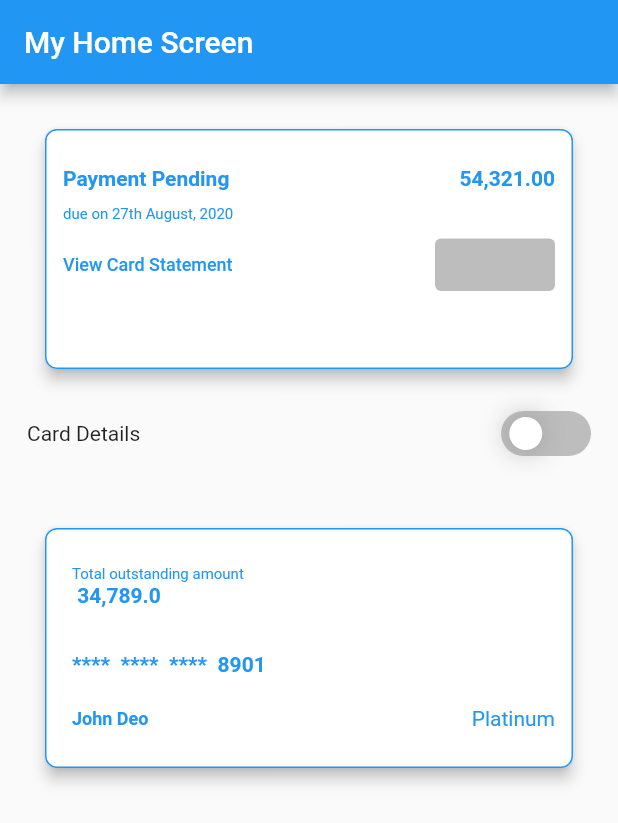
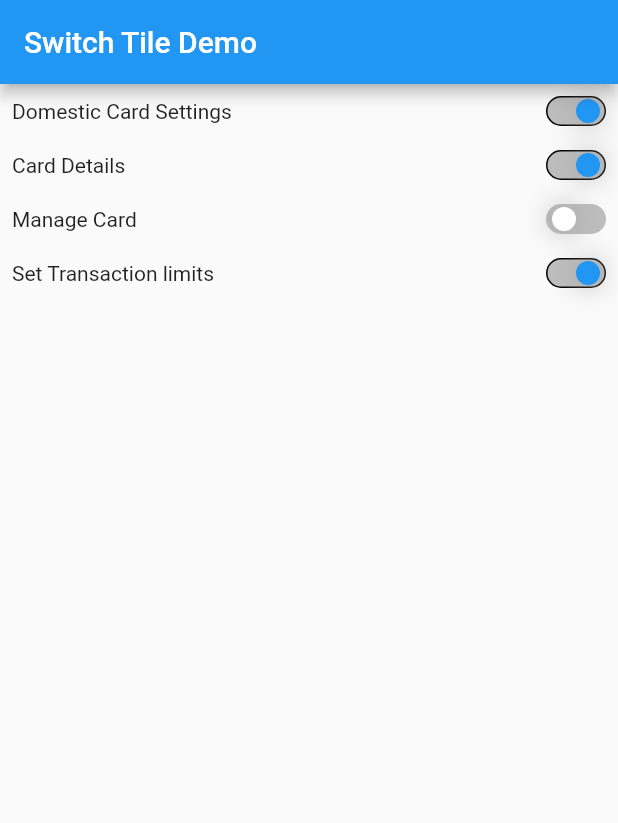
Before and after one commit to somya-5353/custom_ui_demo, a Flutter app: the screen it shows after launch, on a phone screen of 412 x 824 dp. Shown: the top 823 px of the screen. Run offline on Flutter 3.47's test engine with Material 2 defaults, Android fonts, the phone set to English and light mode, and no system bars.

Commit message:
nested switch implementation

```diff
--- a/lib/main.dart
+++ b/lib/main.dart
@@ -1,5 +1,6 @@
 import 'package:common_widgets_demo/screens/my_home.dart';
 import 'package:common_widgets_demo/screens/nav_bar_screen.dart';
+import 'package:common_widgets_demo/screens/switch_tile_screen.dart';
 import 'package:common_widgets_demo/widgets/nav_bar_title.dart';
 import 'package:flutter/material.dart';
 
@@ -19,7 +20,7 @@ class MyApp extends StatelessWidget {
             toggleableActiveColor: Colors.white,
             highlightColor: Colors.black,
         ),
-      home: MyHome(),
+      home: SwitchTileScreen(),
     );
   }
 }
--- a/lib/screens/my_home.dart
+++ b/lib/screens/my_home.dart
@@ -1,11 +1,18 @@
 import 'package:common_widgets_demo/utils/mask_card_number.dart';
-import 'package:common_widgets_demo/widgets/animated_switch.dart';
 import 'package:common_widgets_demo/widgets/custom_switch_tile.dart';
 import 'package:common_widgets_demo/widgets/payment_pending_card.dart';
 import 'package:common_widgets_demo/widgets/primary_card_widget.dart';
+import 'package:common_widgets_demo/widgets/switch_tile_view.dart';
 import 'package:flutter/material.dart';
 
 class MyHome extends StatelessWidget {
+
+
+  List<String> title = [
+    'Card Details',
+    'Manage Card',
+    'Set Transaction limits'
+  ];
 
   @override
   Widget build(BuildContext context) {
@@ -18,14 +25,9 @@ class MyHome extends StatelessWidget {
         padding: const EdgeInsets.all(10.0),
         child: Column(
           children: [
-            Container(
-                child: PaymentPendingCard(height: 200, width: 420, elevation: 4.0, title: "Payment Pending", amount: "54,321.00", dueDateString: "due on 27th August, 2020",
-                viewCardTitle: "View Card Statement",buttonTitle: "PAY NOW", buttonHeight: 35, buttonWidth: 80, ),
-            ),
-            CustomSwitchTile(title: "Card Details", fontSize: 14,),
             SizedBox(height: 20),
-            PrimaryCardWidget(height: 200, width: 420, elevation:4.0, title: "Total outstanding amount", amount: " 34,789.0", cardHolderName: "John Deo", cardType: "Platinum", maskedCardNumber: MaskCardNumber.maskCardNumber("1122345356678901")),
-          ],
+            SwitchListView(itemCount: title.length, listOfTitle: title),
+            ],
         ),
       )
     );
--- /dev/null
+++ b/lib/screens/switch_tile_screen.dart
@@ -0,0 +1,57 @@
+import 'package:common_widgets_demo/widgets/custom_switch_tile.dart';
+import 'package:common_widgets_demo/widgets/switch_tile_view.dart';
+import 'package:flutter/material.dart';
+
+class SwitchTileScreen extends StatefulWidget {
+
+  @override
+  _SwitchTileScreenState createState() => _SwitchTileScreenState();
+}
+
+class _SwitchTileScreenState extends State<SwitchTileScreen> {
+
+
+  List<String> subtitles = [
+    'Card Details',
+    'Manage Card',
+    'Set Transaction limits'
+  ];
+
+
+  List<bool> subtitleStates = [
+    true,
+    false,
+    true,
+  ];
+
+  bool _switchStatus = true;
+
+  void buildInnerSwitchList(bool switchStatus) {
+    setState(() {
+      debugPrint('reached here');
+      _switchStatus = switchStatus;
+      debugPrint(_switchStatus.toString());
+    });
+  }
+
+
+  @override
+  Widget build(BuildContext context) {
+
+    return Scaffold(
+      appBar: AppBar(
+        title: Text('Switch Tile Demo'),
+      ),
+      body: Column(
+        children: [
+          CustomSwitchTile(value: _switchStatus, title: 'Domestic Card Settings', fontSize: 14, switchStateHandler: buildInnerSwitchList),
+          Container(
+           child: _switchStatus ? SizedBox(
+               child: SwitchListView(itemCount: subtitles.length, listOfTitle: subtitles, switchState: subtitleStates))
+               : SizedBox(height:30),
+          )
+        ],
+      ),
+    );
+  }
+}
--- a/lib/widgets/animated_switch.dart
+++ b/lib/widgets/animated_switch.dart
@@ -2,49 +2,66 @@ import 'package:common_widgets_demo/widgets/custom_flutter_switch.dart';
 import 'package:flutter/material.dart';
 
 class AnimatedSwitch extends StatefulWidget {
-
   final double height;
   final double width;
   final double padding;
   final double toggleSize;
   final double borderRadius;
+  final bool value;
+  final Function switchStateHandler;
 
-  AnimatedSwitch({this.height, this.width, this.padding, this.toggleSize, this.borderRadius});
+  AnimatedSwitch({this.height, this.width, this.padding, this.toggleSize,
+    this.borderRadius, @required this.value, this.switchStateHandler});
 
   @override
   State<StatefulWidget> createState() {
     // TODO: implement createState
-    return AnimatedSwitchState(height: height, width: width, padding: padding, toggleSize: toggleSize, borderRadius: borderRadius);
+    return AnimatedSwitchState();
   }
 }
 
 class AnimatedSwitchState extends State<AnimatedSwitch> {
+  bool _currentSwitchState;
 
-  bool status = false;
-  final double height;
-  final double width;
-  final double padding;
-  final double toggleSize;
-  final double borderRadius;
-
-  AnimatedSwitchState({this.height, this.width, this.padding, this.toggleSize, this.borderRadius});
+  @override
+  void initState() {
+    super.initState();
+    _currentSwitchState = widget.value;
+  }
+  //
+  // final double height;
+  // final double width;
+  // final double padding;
+  // final double toggleSize;
+  // final double borderRadius;
+  // final bool value;
+  //
+  // AnimatedSwitchState({this.height, this.width, this.padding, this.toggleSize, this.borderRadius, @required this.value});
 
   @override
   Widget build(BuildContext context) {
 
     return CustomFlutterSwitch(
-      height: height,
-      width: width,
-      padding: padding,
-      toggleSize: toggleSize,
-      borderRadius: borderRadius,
+      height: widget.height,
+      width: widget.width,
+      padding: widget.padding,
+      toggleSize: widget.toggleSize,
+      borderRadius: widget.borderRadius,
       activeColor: Theme.of(context).toggleableActiveColor,
       inactiveColor: Theme.of(context).accentColor,
-      value: status,
-      onToggle: (value) {
+      value: _currentSwitchState,
+      onToggle: (val) {
         setState(() {
-          status = value;
+          _currentSwitchState = val;
+          if(widget.switchStateHandler != null) {
+            widget.switchStateHandler(_currentSwitchState);
+          }
         });
+
+       //debugPrint(value.toString());
+        // if(widget.switchStateHandler != null) {
+        //   widget.switchStateHandler(value);
+        // }
       },
     );
   }
--- a/lib/widgets/custom_switch_tile.dart
+++ b/lib/widgets/custom_switch_tile.dart
@@ -5,8 +5,10 @@ class CustomSwitchTile extends StatelessWidget {
 
   final String title;
   final double fontSize;
+  final bool value;
+  final Function switchStateHandler;
 
-  CustomSwitchTile({this.title, this.fontSize});
+  CustomSwitchTile({this.title, this.fontSize, @required this.value, this.switchStateHandler});
 
   @override
   Widget build(BuildContext context) {
@@ -22,7 +24,8 @@ class CustomSwitchTile extends StatelessWidget {
             )
           ),
           AnimatedSwitch(
-            height: 30.0, width: 60.0, padding: 3.0, toggleSize: 25.0, borderRadius: 20.0,
+            height: 20.0, width: 40.0, padding: 1.0, toggleSize: 20.0, borderRadius: 20.0, value: value,
+            switchStateHandler: switchStateHandler,
           ),
         ],
       ),
--- /dev/null
+++ b/lib/widgets/switch_tile_view.dart
@@ -0,0 +1,32 @@
+import 'package:common_widgets_demo/widgets/custom_switch_tile.dart';
+import 'package:flutter/material.dart';
+
+class SwitchListView extends StatelessWidget {
+
+  final int itemCount;
+  final List<String> listOfTitle;
+  final List<bool> switchState;
+  final Function switchStateHandler;
+
+  const SwitchListView({
+    Key key,
+    @required this.itemCount,
+    @required this.listOfTitle,
+    @required this.switchState,
+    this.switchStateHandler,
+  }) ;
+
+
+  @override
+  Widget build(BuildContext context) {
+    return ListView.builder(
+      scrollDirection: Axis.vertical,
+      shrinkWrap: true,
+      itemCount: itemCount,
+      itemBuilder: (BuildContext context, int index) {
+        return CustomSwitchTile(title: listOfTitle[index], fontSize: 14,
+            value:switchState[index], switchStateHandler: switchStateHandler);
+      },
+    );
+  }
+}
```
